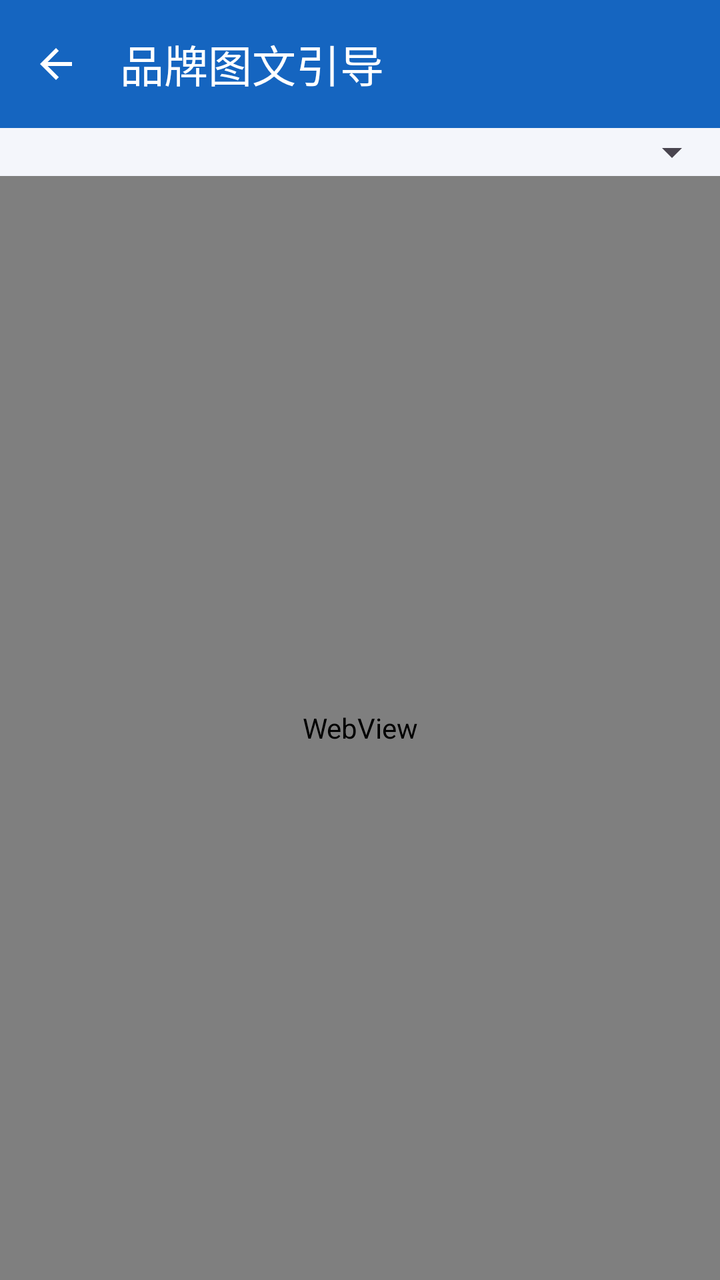
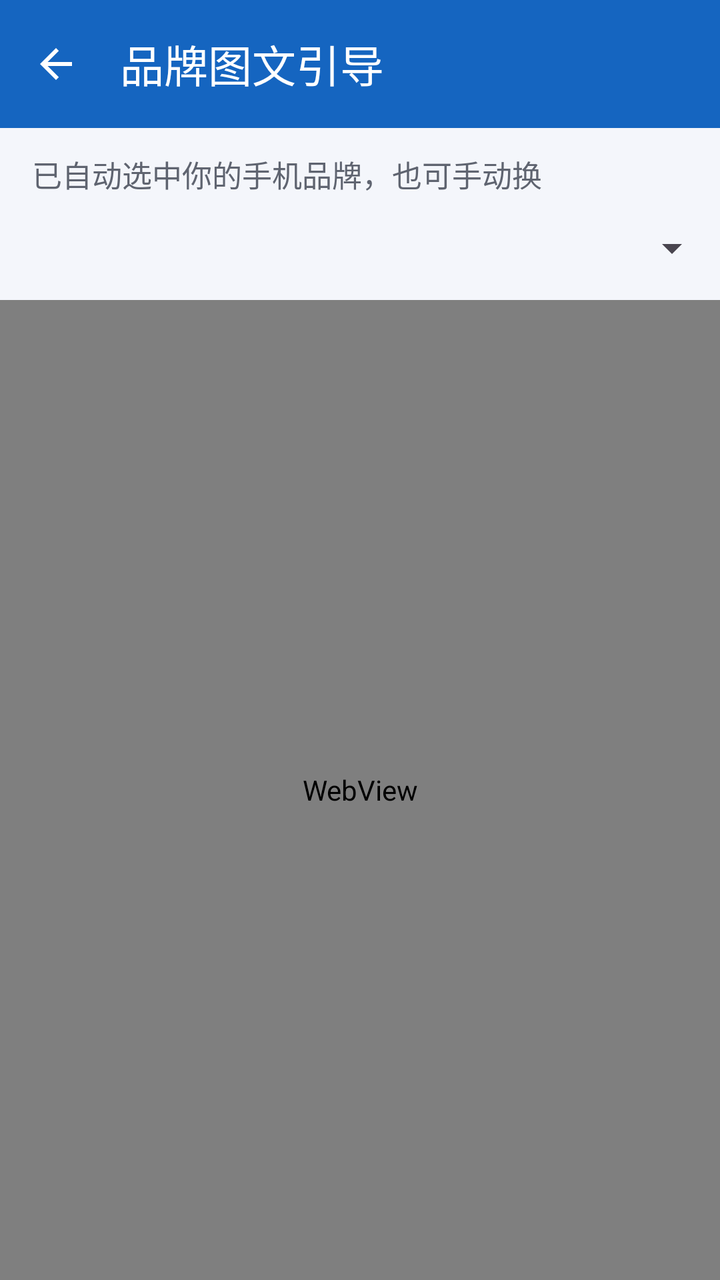

An Android layout rendered at two revisions. The XML below is the earlier revision; the diff shows what the commit changed to produce the second picture.
<!-- AndroidManifest.xml: application theme Theme.AdCleaner -->
<!-- res/layout/activity_brand_guide.xml -->
<?xml version="1.0" encoding="utf-8"?>
<LinearLayout xmlns:android="http://schemas.android.com/apk/res/android"
    xmlns:app="http://schemas.android.com/apk/res-auto"
    android:layout_width="match_parent"
    android:layout_height="match_parent"
    android:orientation="vertical"
    android:background="@color/bg_light">

    <com.google.android.material.appbar.MaterialToolbar
        android:id="@+id/toolbar"
        style="@style/Widget.AdCleaner.Toolbar"
        android:layout_width="match_parent"
        android:layout_height="?attr/actionBarSize"
        app:title="@string/brand_guide_title"
        app:navigationIcon="@drawable/ic_back" />

    <Spinner
        android:id="@+id/spinnerBrand"
        android:layout_width="match_parent"
        android:layout_height="wrap_content"
        android:padding="12dp" />

    <WebView
        android:id="@+id/webGuide"
        android:layout_width="match_parent"
        android:layout_height="match_parent" />

</LinearLayout>
<!-- resources referenced by this layout -->
<resources>
  <color name="bg_light">#F4F6FB</color>
  <!-- drawable ic_back (drawable) -->
  <?xml version="1.0" encoding="utf-8"?>
  <vector xmlns:android="http://schemas.android.com/apk/res/android"
      android:width="24dp"
      android:height="24dp"
      android:viewportWidth="24"
      android:viewportHeight="24"
      android:tint="@color/white">
      <path
          android:fillColor="@android:color/white"
          android:pathData="M20,11H7.83l5.59,-5.59L12,4l-8,8 8,8 1.41,-1.41L7.83,13H20v-2z" />
  </vector>
  <string name="brand_guide_title">品牌图文引导</string>
  <style name="Widget.AdCleaner.Toolbar" parent="Widget.Material3.Toolbar">
          <item name="android:background">@color/m3_primary</item>
          <item name="titleTextColor">@color/m3_onPrimary</item>
          <item name="navigationIconTint">@color/m3_onPrimary</item>
      </style>
  <color name="white">#FFFFFFFF</color>
  <color name="m3_primary">#1565C0</color>
  <color name="m3_onPrimary">#FFFFFF</color>
  <color name="m3_primaryContainer">#D8E2FF</color>
  <color name="m3_onPrimaryContainer">#001B3F</color>
  <color name="m3_secondary">#00696E</color>
  <color name="m3_onSecondary">#FFFFFF</color>
  <color name="m3_secondaryContainer">#9CF1F5</color>
  <color name="m3_onSecondaryContainer">#002022</color>
  <color name="m3_tertiary">#7A5900</color>
  <color name="m3_onTertiary">#FFFFFF</color>
  <color name="m3_error">#BA1A1A</color>
  <color name="m3_onError">#FFFFFF</color>
  <color name="m3_errorContainer">#FFDAD6</color>
  <color name="m3_onErrorContainer">#410002</color>
  <color name="m3_surface">#F8F9FF</color>
  <color name="m3_onSurface">#191C20</color>
  <color name="m3_surfaceVariant">#E0E2EC</color>
  <color name="m3_onSurfaceVariant">#44474E</color>
  <color name="m3_outline">#74777F</color>
  <color name="m3_outlineVariant">#C4C6D0</color>
  <color name="brand_blue_light">#42A5F5</color>
  <color name="bg_page">#F4F6FB</color>
  <style name="Widget.AdCleaner.CardView" parent="Widget.Material3.CardView.Filled">
          <item name="cardCornerRadius">20dp</item>
          <item name="cardBackgroundColor">@color/bg_card</item>
          <item name="cardElevation">0dp</item>
          <item name="strokeColor">@color/divider</item>
          <item name="strokeWidth">1dp</item>
      </style>
  <color name="bg_card">#FFFFFF</color>
  <color name="divider">#E4E7EE</color>
  <!-- unchanged entries left out for length: 1 -->
</resources>

<!-- the commit's change to res/layout/activity_brand_guide.xml (unified diff, before → after) -->
@@ -14,11 +14,21 @@
         app:title="@string/brand_guide_title"
         app:navigationIcon="@drawable/ic_back" />
 
+    <TextView
+        android:layout_width="match_parent"
+        android:layout_height="wrap_content"
+        android:paddingStart="16dp"
+        android:paddingEnd="16dp"
+        android:paddingTop="12dp"
+        android:text="@string/pick_brand_auto"
+        android:textColor="@color/text_secondary"
+        android:textSize="15sp" />
+
     <Spinner
         android:id="@+id/spinnerBrand"
         android:layout_width="match_parent"
-        android:layout_height="wrap_content"
-        android:padding="12dp" />
+        android:layout_height="52dp"
+        android:padding="10dp" />
 
     <WebView
         android:id="@+id/webGuide"
<!-- resource entries referenced after the edit -->
@@ -1,6 +1,7 @@
 <!-- resources referenced by this layout -->
 <resources>
   <color name="bg_light">#F4F6FB</color>
+  <color name="text_secondary">#5F6470</color>
   <!-- drawable ic_back (drawable) -->
   <?xml version="1.0" encoding="utf-8"?>
   <vector xmlns:android="http://schemas.android.com/apk/res/android"
@@ -14,6 +15,7 @@
           android:pathData="M20,11H7.83l5.59,-5.59L12,4l-8,8 8,8 1.41,-1.41L7.83,13H20v-2z" />
   </vector>
   <string name="brand_guide_title">品牌图文引导</string>
+  <string name="pick_brand_auto">已自动选中你的手机品牌，也可手动换</string>
   <style name="Widget.AdCleaner.Toolbar" parent="Widget.Material3.Toolbar">
           <item name="android:background">@color/m3_primary</item>
           <item name="titleTextColor">@color/m3_onPrimary</item>
